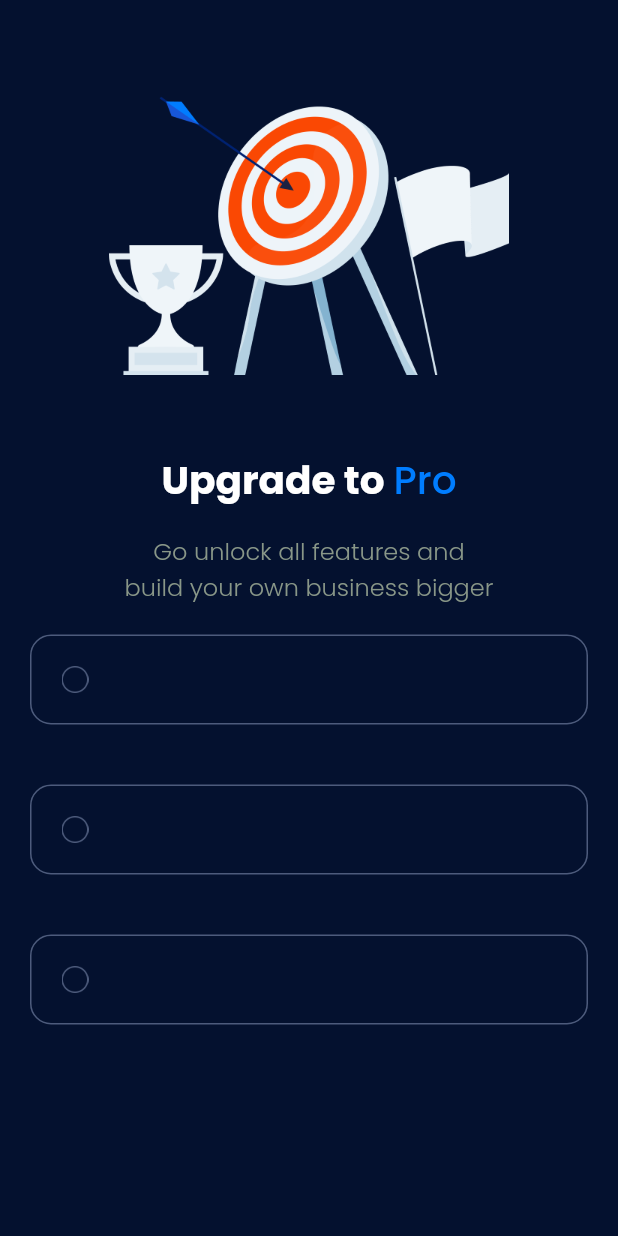
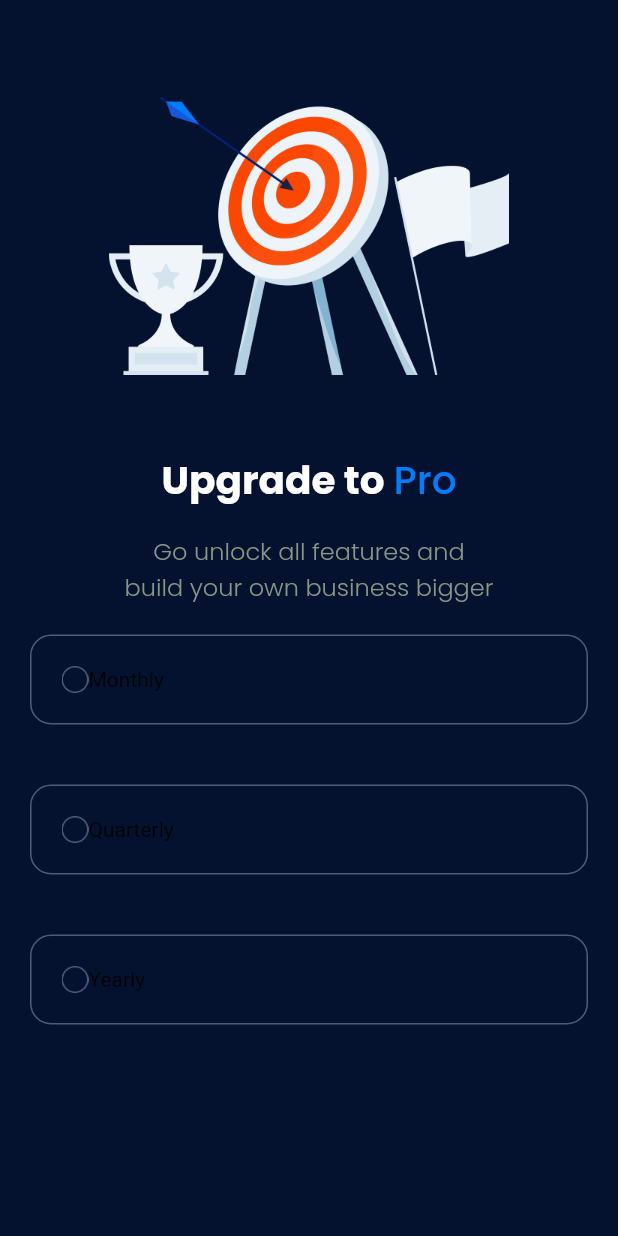
Before and after one commit to anugrahsputra/payment_app, a Flutter app: the screen it shows after launch, on a phone screen of 412 x 824 dp. Run offline on Flutter 3.47's test engine with Material 2 defaults, Android fonts, the phone set to English and light mode, and no system bars; our stand-ins replace google_fonts.

Commit message:
Add Widget Option

```diff
--- a/lib/main.dart
+++ b/lib/main.dart
@@ -15,7 +15,7 @@ class _PaymentAppState extends State<PaymentApp> {
 
   @override
   Widget build(BuildContext context) {
-    Widget option(int index) {
+    Widget option(int index, String title, String subtitle, String pricing) {
       return GestureDetector(
         onTap: () {
           setState(() {
@@ -47,7 +47,14 @@ class _PaymentAppState extends State<PaymentApp> {
                           'assets/check.png',
                           width: 18,
                           height: 18,
-                        )
+                        ),
+                  Column(
+                    children: [
+                      Text(
+                        title,
+                      )
+                    ],
+                  ),
                 ],
               ),
             ],
@@ -106,9 +113,9 @@ class _PaymentAppState extends State<PaymentApp> {
           child: Column(
             children: [
               header(),
-              option(0),
-              option(1),
-              option(2),
+              option(0, 'Monthly', 'Good for starting up', '\$20'),
+              option(1, 'Quarterly', 'Focusing on building', '\$55'),
+              option(2, 'Yearly', 'Steady company', '\$220'),
             ],
           ),
         ),
```
